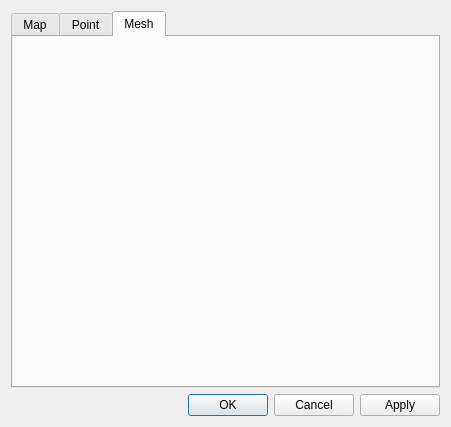
This is src/ui/grid_layer_attributes_dialog.ui in IPH-ECO/iph-eco-gui as Qt 5 draws it before an edit. The edited form follows.
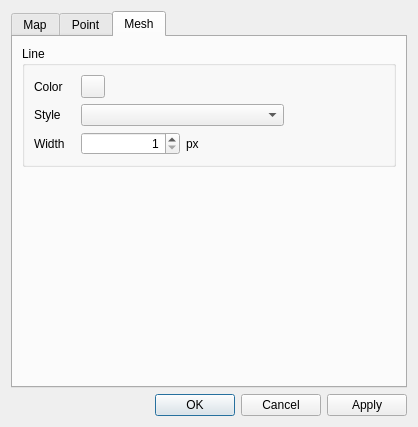
This is the edited form. The open tabs and pages were chosen to show the change.

Commit message: Grid data attributes dialog - mesh tab implementation

What changed in the file:
```diff
--- a/src/ui/grid_layer_attributes_dialog.ui
+++ b/src/ui/grid_layer_attributes_dialog.ui
@@ -6,7 +6,7 @@
    <rect>
     <x>0</x>
     <y>0</y>
-    <width>451</width>
+    <width>418</width>
     <height>427</height>
    </rect>
   </property>
@@ -129,6 +129,114 @@
       <attribute name="title">
        <string>Mesh</string>
       </attribute>
+      <layout class="QVBoxLayout" name="verticalLayout_5">
+       <item>
+        <widget class="QGroupBox" name="groupBox_4">
+         <property name="title">
+          <string>Line</string>
+         </property>
+         <layout class="QGridLayout" name="gridLayout_2" columnstretch="1,5,0">
+          <item row="1" column="1">
+           <widget class="QComboBox" name="cbxLineStyle">
+            <property name="sizePolicy">
+             <sizepolicy hsizetype="Expanding" vsizetype="Fixed">
+              <horstretch>0</horstretch>
+              <verstretch>0</verstretch>
+             </sizepolicy>
+            </property>
+           </widget>
+          </item>
+          <item row="0" column="0">
+           <widget class="QLabel" name="label_3">
+            <property name="text">
+             <string>Color</string>
+            </property>
+           </widget>
+          </item>
+          <item row="1" column="2">
+           <spacer name="horizontalSpacer_2">
+            <property name="orientation">
+             <enum>Qt::Horizontal</enum>
+            </property>
+            <property name="sizeType">
+             <enum>QSizePolicy::Fixed</enum>
+            </property>
+            <property name="sizeHint" stdset="0">
+             <size>
+              <width>100</width>
+              <height>20</height>
+             </size>
+            </property>
+           </spacer>
+          </item>
+          <item row="0" column="1">
+           <widget class="QToolButton" name="btnLineColor">
+            <property name="text">
+             <string/>
+            </property>
+           </widget>
+          </item>
+          <item row="2" column="0">
+           <widget class="QLabel" name="label_5">
+            <property name="text">
+             <string>Width</string>
+            </property>
+           </widget>
+          </item>
+          <item row="1" column="0">
+           <widget class="QLabel" name="label_4">
+            <property name="sizePolicy">
+             <sizepolicy hsizetype="Minimum" vsizetype="Preferred">
+              <horstretch>0</horstretch>
+              <verstretch>0</verstretch>
+             </sizepolicy>
+            </property>
+            <property name="text">
+             <string>Style</string>
+            </property>
+           </widget>
+          </item>
+          <item row="2" column="1">
+           <layout class="QHBoxLayout" name="horizontalLayout_3">
+            <item>
+             <widget class="QSpinBox" name="sbxLineWidth">
+              <property name="alignment">
+               <set>Qt::AlignRight|Qt::AlignTrailing|Qt::AlignVCenter</set>
+              </property>
+              <property name="minimum">
+               <number>1</number>
+              </property>
+              <property name="maximum">
+               <number>5</number>
+              </property>
+             </widget>
+            </item>
+            <item>
+             <widget class="QLabel" name="label_6">
+              <property name="text">
+               <string>px</string>
+              </property>
+             </widget>
+            </item>
+           </layout>
+          </item>
+         </layout>
+        </widget>
+       </item>
+       <item>
+        <spacer name="verticalSpacer">
+         <property name="orientation">
+          <enum>Qt::Vertical</enum>
+         </property>
+         <property name="sizeHint" stdset="0">
+          <size>
+           <width>20</width>
+           <height>40</height>
+          </size>
+         </property>
+        </spacer>
+       </item>
+      </layout>
      </widget>
     </widget>
    </item>
```
Left out of the diff: 2 changed lines with no effect on the pictures. The commit also changes 8 other files.
